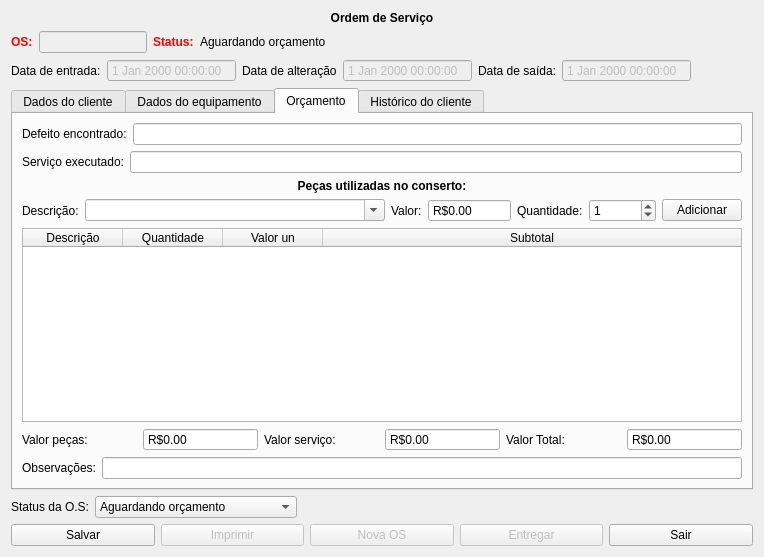
Old version of the form ui_forms/sorder.ui in the repository Henrique-Miranda/erpy.
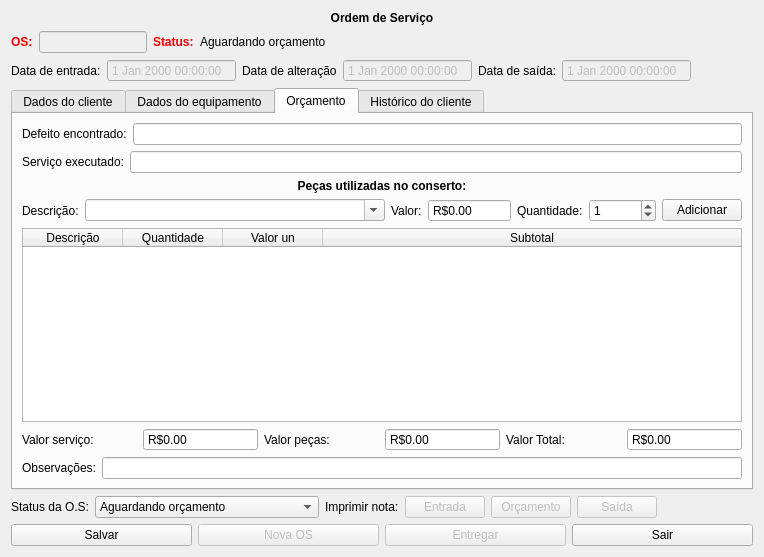
New version of the form. The open tabs and pages were chosen to show the change. Icons and pictures are not drawn.

Commit message: Add print entry service order and print budget.

What changed in the file:
```diff
--- a/ui_forms/sorder.ui
+++ b/ui_forms/sorder.ui
@@ -7,7 +7,7 @@
     <x>0</x>
     <y>0</y>
     <width>915</width>
-    <height>696</height>
+    <height>698</height>
    </rect>
   </property>
   <property name="windowTitle">
@@ -1501,29 +1501,6 @@
        </item>
        <item>
         <layout class="QHBoxLayout" name="horizontalLayout_21">
-         <item>
-          <widget class="QLabel" name="lbPartsValue">
-           <property name="text">
-            <string>Valor peças:</string>
-           </property>
-          </widget>
-         </item>
-         <item>
-          <widget class="QDoubleSpinBox" name="spPartsValue">
-           <property name="buttonSymbols">
-            <enum>QAbstractSpinBox::NoButtons</enum>
-           </property>
-           <property name="prefix">
-            <string>R$</string>
-           </property>
-           <property name="suffix">
-            <string/>
-           </property>
-           <property name="maximum">
-            <double>10000000000000000146306952306748730309700429878646550592786107871697963642511482159104.000000000000000</double>
-           </property>
-          </widget>
-         </item>
          <item>
           <widget class="QLabel" name="lbServiceValue">
            <property name="text">
@@ -1544,6 +1521,32 @@
            </property>
           </widget>
          </item>
+         <item>
+          <widget class="QLabel" name="lbPartsValue">
+           <property name="text">
+            <string>Valor peças:</string>
+           </property>
+          </widget>
+         </item>
+         <item>
+          <widget class="QDoubleSpinBox" name="spPartsValue">
+           <property name="readOnly">
+            <bool>true</bool>
+           </property>
+           <property name="buttonSymbols">
+            <enum>QAbstractSpinBox::NoButtons</enum>
+           </property>
+           <property name="prefix">
+            <string>R$</string>
+           </property>
+           <property name="suffix">
+            <string/>
+           </property>
+           <property name="maximum">
+            <double>10000000000000000146306952306748730309700429878646550592786107871697963642511482159104.000000000000000</double>
+           </property>
+          </widget>
+         </item>
          <item>
           <widget class="QLabel" name="lbTotalValue">
            <property name="text">
@@ -1709,6 +1712,48 @@
          <string>Equipamento devolvido</string>
         </property>
        </item>
+       <item>
+        <property name="text">
+         <string>Equipamento devolvido sem reparo</string>
+        </property>
+       </item>
+      </widget>
+     </item>
+     <item>
+      <widget class="QLabel" name="label_2">
+       <property name="text">
+        <string>Imprimir nota:</string>
+       </property>
+      </widget>
+     </item>
+     <item>
+      <widget class="QPushButton" name="pbPrint">
+       <property name="enabled">
+        <bool>false</bool>
+       </property>
+       <property name="text">
+        <string>Entrada</string>
+       </property>
+      </widget>
+     </item>
+     <item>
+      <widget class="QPushButton" name="pbPrint2">
+       <property name="enabled">
+        <bool>false</bool>
+       </property>
+       <property name="text">
+        <string>Orçamento</string>
+       </property>
+      </widget>
+     </item>
+     <item>
+      <widget class="QPushButton" name="pbPrint3">
+       <property name="enabled">
+        <bool>false</bool>
+       </property>
+       <property name="text">
+        <string>Saída</string>
+       </property>
       </widget>
      </item>
      <item>
@@ -1735,16 +1780,6 @@
        </property>
       </widget>
      </item>
-     <item>
-      <widget class="QPushButton" name="pbPrint">
-       <property name="enabled">
-        <bool>false</bool>
-       </property>
-       <property name="text">
-        <string>Imprimir</string>
-       </property>
-      </widget>
-     </item>
      <item>
       <widget class="QPushButton" name="pbNewOs">
        <property name="enabled">
```
Left out of the diff: 11 changed lines with no effect on the pictures. The commit also changes 5 other files.
